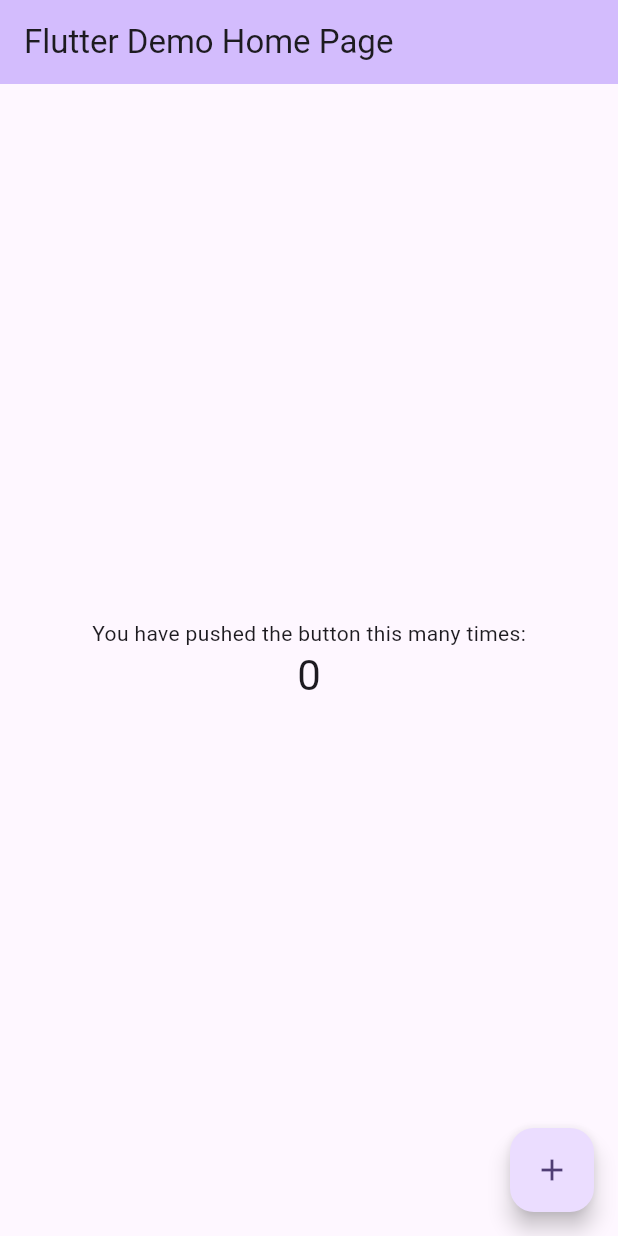
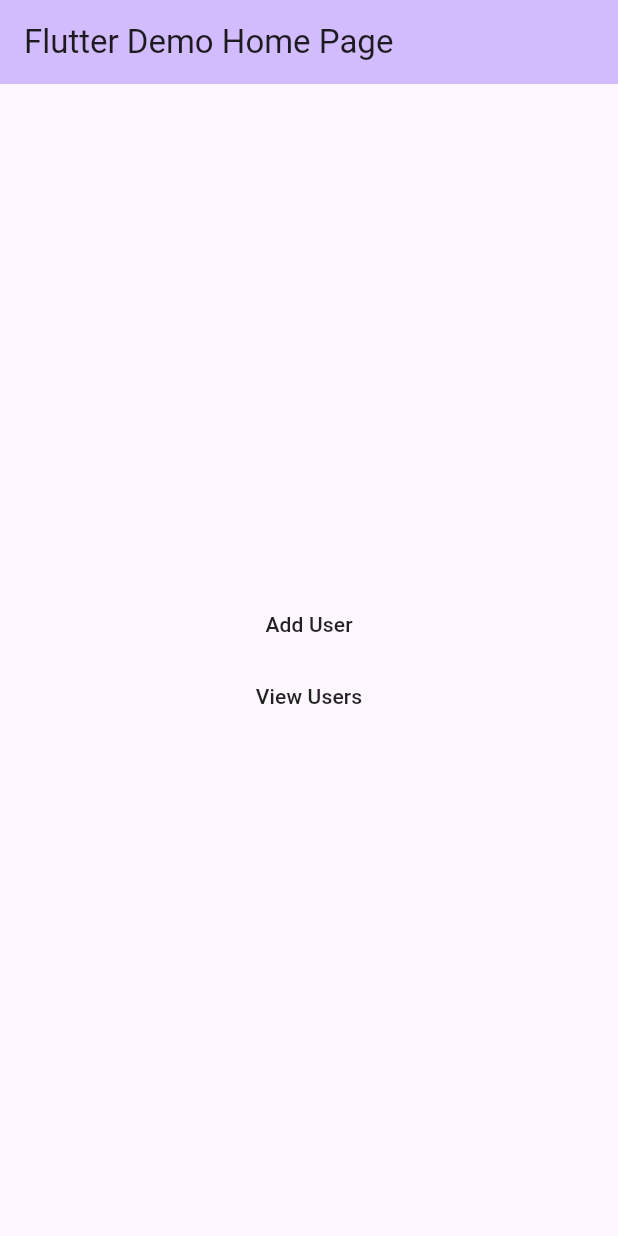
Before and after one commit to Vaistudio-dev/flutter_fit_utils, a Flutter app: the screen it shows after launch, on a phone screen of 412 x 824 dp. Run offline on Flutter 3.47's test engine with Material 3 defaults, Android fonts, the phone set to English and light mode, and no system bars; our stand-ins replace cloud_firestore, firebase_remote_config, hive, shared_preferences; accounts and stored records are empty.

Commit message:
Finished basic example

```diff
--- a/example/lib/main.dart
+++ b/example/lib/main.dart
@@ -1,33 +1,27 @@
+import 'package:example/user.dart';
 import 'package:flutter/material.dart';
+import 'package:flutter_fit_utils/flutter_fit_utils.dart';
+import 'package:hive/hive.dart';
+import 'package:path_provider/path_provider.dart';
 
-void main() {
+final Service<User> userService = HiveService("users", User.fromModel);
+
+Future main() async {
+  WidgetsFlutterBinding.ensureInitialized();
+
+  Hive.init((await getApplicationDocumentsDirectory()).path);
+  await userService.repository.initialize();
   runApp(const MyApp());
 }
 
 class MyApp extends StatelessWidget {
   const MyApp({super.key});
 
-  // This widget is the root of your application.
   @override
   Widget build(BuildContext context) {
     return MaterialApp(
       title: 'Flutter Demo',
       theme: ThemeData(
-        // This is the theme of your application.
-        //
-        // TRY THIS: Try running your application with "flutter run". You'll see
-        // the application has a purple toolbar. Then, without quitting the app,
-        // try changing the seedColor in the colorScheme below to Colors.green
-        // and then invoke "hot reload" (save your changes or press the "hot
-        // reload" button in a Flutter-supported IDE, or press "r" if you used
-        // the command line to start the app).
-        //
-        // Notice that the counter didn't reset back to zero; the application
-        // state is not lost during the reload. To reset the state, use hot
-        // restart instead.
-        //
-        // This works for code too, not just values: Most code changes can be
-        // tested with just a hot reload.
         colorScheme: ColorScheme.fromSeed(seedColor: Colors.deepPurple),
         useMaterial3: true,
       ),
@@ -39,15 +33,6 @@ class MyApp extends StatelessWidget {
 class MyHomePage extends StatefulWidget {
   const MyHomePage({super.key, required this.title});
 
-  // This widget is the home page of your application. It is stateful, meaning
-  // that it has a State object (defined below) that contains fields that affect
-  // how it looks.
-
-  // This class is the configuration for the state. It holds the values (in this
-  // case the title) provided by the parent (in this case the App widget) and
-  // used by the build method of the State. Fields in a Widget subclass are
-  // always marked "final".
-
   final String title;
 
   @override
@@ -55,71 +40,62 @@ class MyHomePage extends StatefulWidget {
 }
 
 class _MyHomePageState extends State<MyHomePage> {
-  int _counter = 0;
-
-  void _incrementCounter() {
-    setState(() {
-      // This call to setState tells the Flutter framework that something has
-      // changed in this State, which causes it to rerun the build method below
-      // so that the display can reflect the updated values. If we changed
-      // _counter without calling setState(), then the build method would not be
-      // called again, and so nothing would appear to happen.
-      _counter++;
-    });
-  }
-
   @override
   Widget build(BuildContext context) {
-    // This method is rerun every time setState is called, for instance as done
-    // by the _incrementCounter method above.
-    //
-    // The Flutter framework has been optimized to make rerunning build methods
-    // fast, so that you can just rebuild anything that needs updating rather
-    // than having to individually change instances of widgets.
     return Scaffold(
       appBar: AppBar(
-        // TRY THIS: Try changing the color here to a specific color (to
-        // Colors.amber, perhaps?) and trigger a hot reload to see the AppBar
-        // change color while the other colors stay the same.
         backgroundColor: Theme.of(context).colorScheme.inversePrimary,
-        // Here we take the value from the MyHomePage object that was created by
-        // the App.build method, and use it to set our appbar title.
         title: Text(widget.title),
       ),
       body: Center(
-        // Center is a layout widget. It takes a single child and positions it
-        // in the middle of the parent.
         child: Column(
-          // Column is also a layout widget. It takes a list of children and
-          // arranges them vertically. By default, it sizes itself to fit its
-          // children horizontally, and tries to be as tall as its parent.
-          //
-          // Column has various properties to control how it sizes itself and
-          // how it positions its children. Here we use mainAxisAlignment to
-          // center the children vertically; the main axis here is the vertical
-          // axis because Columns are vertical (the cross axis would be
-          // horizontal).
-          //
-          // TRY THIS: Invoke "debug painting" (choose the "Toggle Debug Paint"
-          // action in the IDE, or press "p" in the console), to see the
-          // wireframe for each widget.
           mainAxisAlignment: MainAxisAlignment.center,
-          children: <Widget>[
-            const Text(
-              'You have pushed the button this many times:',
+          children: [
+            MaterialButton(
+              onPressed: () async {
+                User newUser = User(name: (await userService.count()).toString());
+                var id = await userService.create(newUser);
+                newUser = newUser.copyWith(id: id, userId: id);
+                await userService.update(newUser);
+              },
+              child: const Text("Add User"),
             ),
-            Text(
-              '$_counter',
-              style: Theme.of(context).textTheme.headlineMedium,
+            MaterialButton(
+              onPressed: () {
+                Navigator.of(context).push(MaterialPageRoute(builder: (context) => Scaffold(
+                  appBar: AppBar(),
+                  body: Container(
+                    margin: const EdgeInsets.all(12),
+                    child: FutureBuilder(
+                      future: userService.getAll(),
+                      builder: (context, snapshot) {
+                        if (snapshot.connectionState == ConnectionState.done) {
+                          return ListView(
+                            children: [
+                              Text("(${snapshot.requireData.length})"),
+                              for (final user in snapshot.requireData)
+                                ExpansionTile(
+                                  title: Text(user.name),
+                                  children: [
+                                    Text("ID: ${user.id}"),
+                                    Text("User ID: ${user.userId}"),
+                                  ],
+                                ),
+                            ],
+                          );
+                        }
+
+                        return const CircularProgressIndicator();
+                      },
+                    ),
+                  ),
+                )));
+              },
+              child: const Text("View Users"),
             ),
           ],
         ),
       ),
-      floatingActionButton: FloatingActionButton(
-        onPressed: _incrementCounter,
-        tooltip: 'Increment',
-        child: const Icon(Icons.add),
-      ), // This trailing comma makes auto-formatting nicer for build methods.
     );
   }
 }
--- /dev/null
+++ b/example/lib/user.dart
@@ -0,0 +1,40 @@
+import 'package:flutter_fit_utils/model/model.dart';
+import 'package:flutter_fit_utils/model/modelable.dart';
+
+/// Example user class.
+class User extends Modelable {
+  static const String _nameKey = "name";
+
+  /// User's last name.
+  final String name;
+
+  /// Creates a new user.
+  const User({this.name = "", super.id, super.userId});
+
+  /// Creates an invalid user.
+  const User.invalid()
+      : name = "",
+        super.invalid();
+
+  /// Creates a user from a [Model].
+  User.fromModel(super.model)
+      : name = model.data[_nameKey].toString(),
+        super.fromModel();
+
+  @override
+  User copyWith({String? id, String? userId, bool? invalid, String? name}) =>
+      User(
+        name: name ?? this.name,
+        id: id ?? this.id,
+        userId: userId ?? this.userId,
+      );
+
+  @override
+  Model toModel() => Model(
+    id: id,
+    userId: userId,
+    data: {
+      _nameKey: name,
+    },
+  );
+}
--- a/example/pubspec.yaml
+++ b/example/pubspec.yaml
@@ -35,6 +35,10 @@ dependencies:
   # The following adds the Cupertino Icons font to your application.
   # Use with the CupertinoIcons class for iOS style icons.
   cupertino_icons: ^1.0.6
+  path_provider: ^2.1.4
+  hive: ^2.2.3
+  flutter_fit_utils:
+    path: ../
 
 dev_dependencies:
   flutter_test:
```
Also changed, not shown: example/pubspec.lock, 12 other files.
